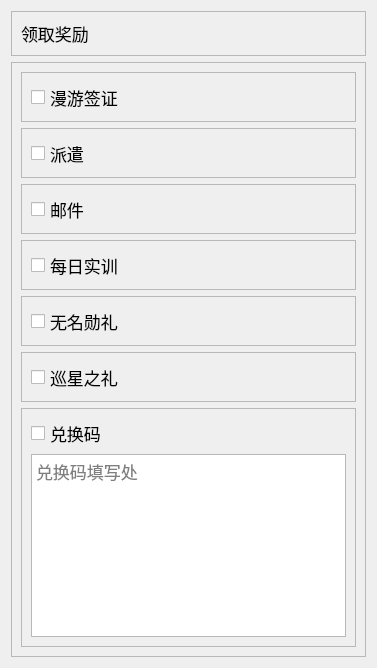
First picture: the form in res/ui/set_03.ui, repository Shasnow/StarRailAssistant, before the edit.
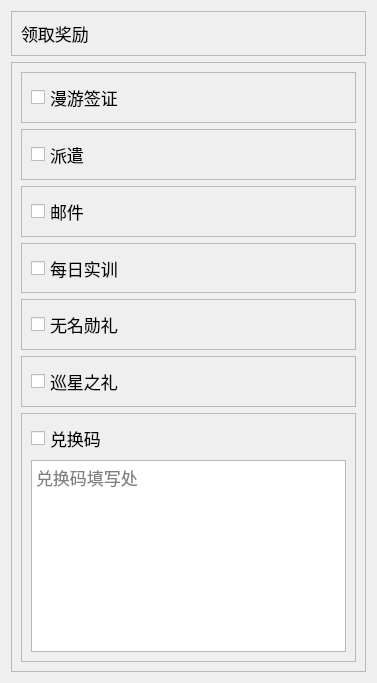
Second picture: the form after the edit.

The edit to the form file:
```diff
--- a/res/ui/set_03.ui
+++ b/res/ui/set_03.ui
@@ -7,7 +7,7 @@
     <x>0</x>
     <y>0</y>
     <width>377</width>
-    <height>668</height>
+    <height>683</height>
    </rect>
   </property>
   <property name="font">
@@ -30,7 +30,7 @@
         <x>0</x>
         <y>0</y>
         <width>357</width>
-        <height>600</height>
+        <height>615</height>
        </rect>
       </property>
       <layout class="QVBoxLayout" name="verticalLayout_3">
@@ -208,6 +208,12 @@
           </item>
           <item>
            <widget class="QTextEdit" name="textEdit">
+            <property name="sizePolicy">
+             <sizepolicy hsizetype="Expanding" vsizetype="Fixed">
+              <horstretch>0</horstretch>
+              <verstretch>0</verstretch>
+             </sizepolicy>
+            </property>
             <property name="placeholderText">
              <string>兑换码填写处</string>
             </property>
```
